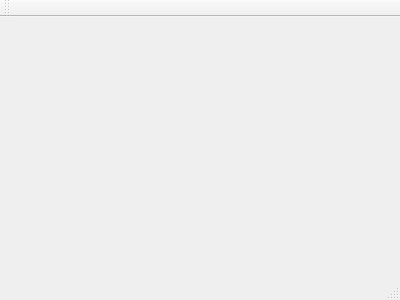
The window that mainwindow.ui (summerkaka/zynq-can-fwupdate-qt) describes before a commit, drawn with Qt 5.
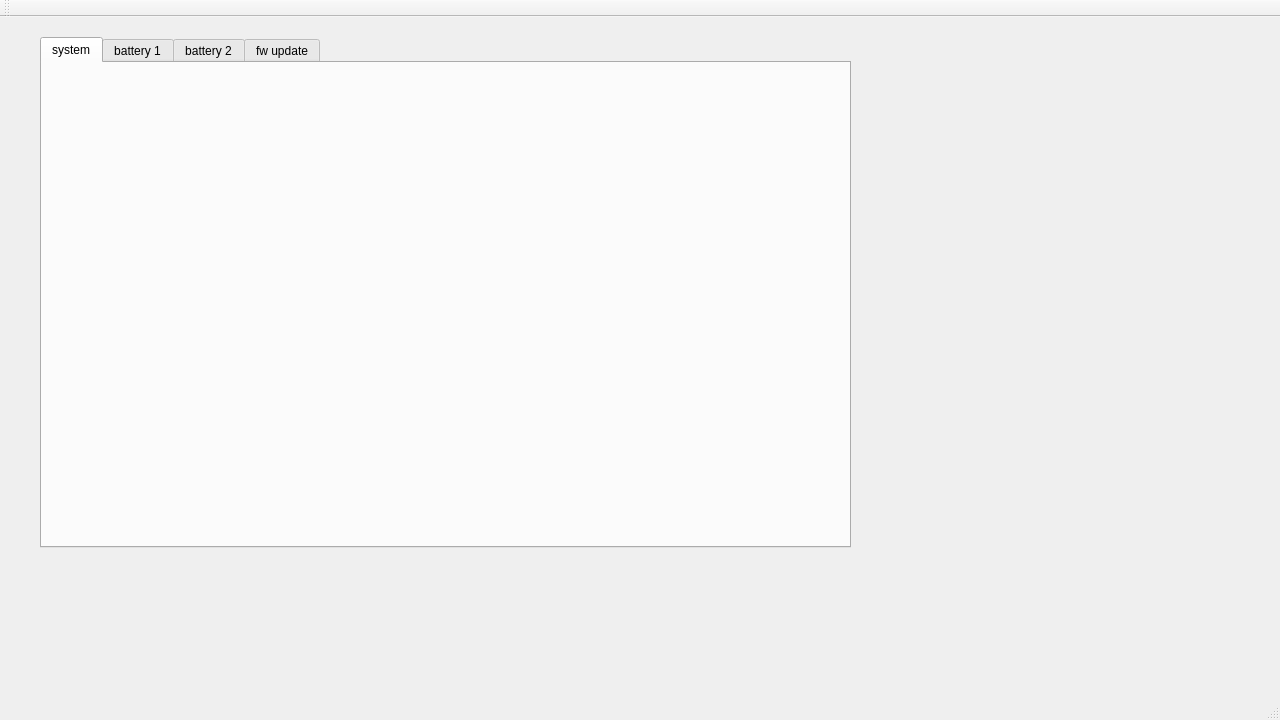
The same window after the commit.

The edit to the form file:
```diff
--- a/mainwindow.ui
+++ b/mainwindow.ui
@@ -1,24 +1,76 @@
 <ui version="4.0">
  <class>MainWindow</class>
- <widget class="QMainWindow" name="MainWindow" >
-  <property name="geometry" >
+ <widget class="QMainWindow" name="MainWindow">
+  <property name="geometry">
    <rect>
     <x>0</x>
     <y>0</y>
-    <width>400</width>
-    <height>300</height>
+    <width>1280</width>
+    <height>720</height>
    </rect>
   </property>
   <property name="windowTitle" >
    <string>MainWindow</string>
   </property>
-  <widget class="QMenuBar" name="menuBar" />
-  <widget class="QToolBar" name="mainToolBar" />
-  <widget class="QWidget" name="centralWidget" />
-  <widget class="QStatusBar" name="statusBar" />
+  <widget class="QWidget" name="centralWidget">
+   <widget class="QTabWidget" name="tabwidget">
+    <property name="geometry">
+     <rect>
+      <x>40</x>
+      <y>20</y>
+      <width>811</width>
+      <height>511</height>
+     </rect>
+    </property>
+    <property name="toolTip">
+     <string>&lt;html&gt;&lt;head/&gt;&lt;body&gt;&lt;p&gt;&lt;br/&gt;&lt;/p&gt;&lt;/body&gt;&lt;/html&gt;</string>
+    </property>
+    <property name="currentIndex">
+     <number>0</number>
+    </property>
+    <widget class="QWidget" name="tab">
+     <attribute name="title">
+      <string>system</string>
+     </attribute>
+    </widget>
+    <widget class="QWidget" name="tab_2">
+     <attribute name="title">
+      <string>battery 1</string>
+     </attribute>
+    </widget>
+    <widget class="QWidget" name="tab_3">
+     <attribute name="title">
+      <string>battery 2</string>
+     </attribute>
+    </widget>
+    <widget class="QWidget" name="tab_4">
+     <attribute name="title">
+      <string>fw update</string>
+     </attribute>
+    </widget>
+   </widget>
+  </widget>
+  <widget class="QMenuBar" name="menuBar">
+   <property name="geometry">
+    <rect>
+     <x>0</x>
+     <y>0</y>
+     <width>1280</width>
+     <height>22</height>
+    </rect>
+   </property>
+  </widget>
+  <widget class="QToolBar" name="mainToolBar">
+   <attribute name="toolBarArea">
+    <enum>TopToolBarArea</enum>
+   </attribute>
+   <attribute name="toolBarBreak">
+    <bool>false</bool>
+   </attribute>
+  </widget>
+  <widget class="QStatusBar" name="statusBar"/>
  </widget>
- <layoutDefault spacing="6" margin="11" />
- <pixmapfunction></pixmapfunction>
+ <layoutdefault spacing="6" margin="11"/>
  <resources/>
  <connections/>
 </ui>
```
Left out of the diff: 3 changed lines with no effect on the pictures.
